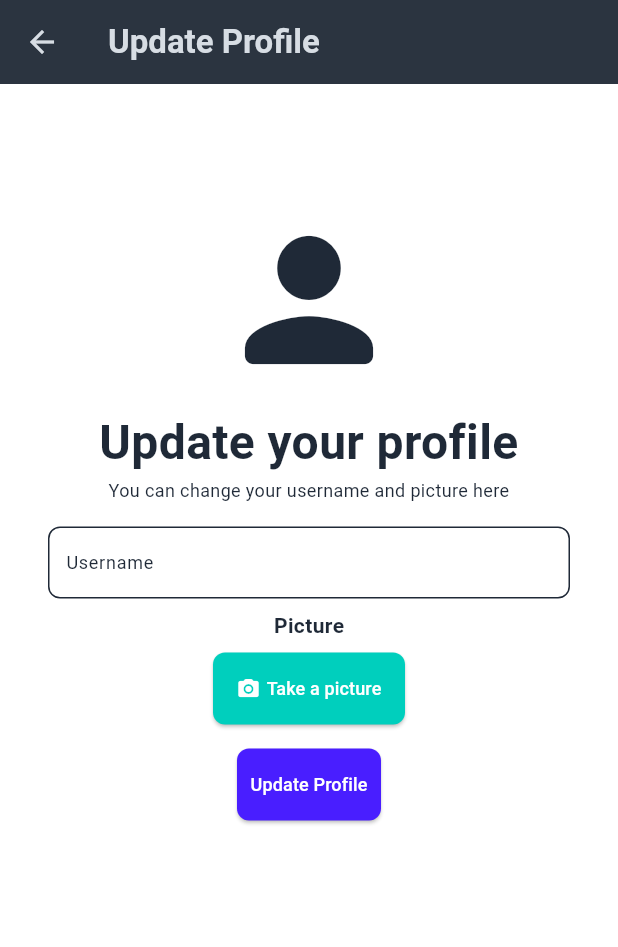
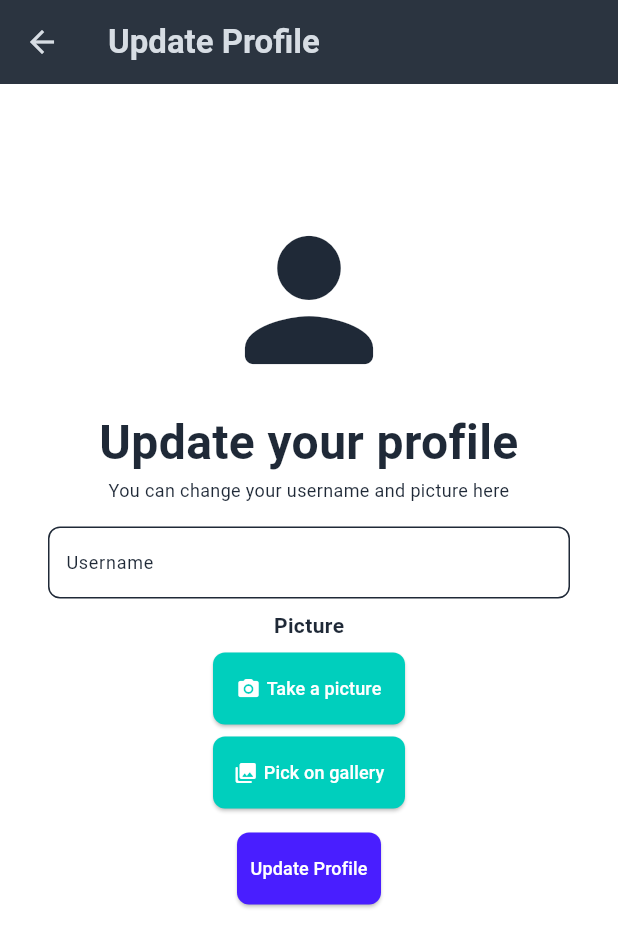
Before and after one commit to joaompfonseca/cm-flutter-project, a Flutter app: the UpdateProfileForm screen opened directly, after a tap on "Take a picture", on a phone screen of 412 x 824 dp. Shown: the top 947 px of the screen. Run offline on Flutter 3.47's test engine with Material 3 defaults, Android fonts, the phone set to English and light mode, and no system bars; our stand-ins replace flutter_bloc, flutter_dotenv, flutter_map, geolocator, image_picker, latlong2; missing offline and left inert: amplify_auth_cognito, amplify_flutter, dio_cache_interceptor_hive_store, flutter_map_cache; accounts and stored records are empty.

Commit message:
user can pick picture from gallery on update profile

```diff
--- a/lib/profile/update.dart
+++ b/lib/profile/update.dart
@@ -18,6 +18,15 @@ class _UpdateProfileFormState extends State<UpdateProfileForm> {
 
   Future getImageFromCamera() async {
     final pickedFile = await picker.pickImage(source: ImageSource.camera);
+    setState(() {
+      if (pickedFile != null) {
+        image = File(pickedFile.path);
+      }
+    });
+  }
+
+  Future getImageFromGalery() async {
+    final pickedFile = await picker.pickImage(source: ImageSource.gallery);
     setState(() {
       if (pickedFile != null) {
         image = File(pickedFile.path);
@@ -143,6 +152,37 @@ class _UpdateProfileFormState extends State<UpdateProfileForm> {
                               ],
                             ),
                           ),
+                          const SizedBox(height: 8),
+                          ElevatedButton(
+                            style: ElevatedButton.styleFrom(
+                              shape: const RoundedRectangleBorder(
+                                borderRadius:
+                                    BorderRadius.all(Radius.circular(8)),
+                              ),
+                              minimumSize: const Size(128, 48),
+                              maximumSize: const Size(128, 48),
+                              padding: const EdgeInsets.all(0),
+                              foregroundColor:
+                                  Theme.of(context).colorScheme.onTertiary,
+                              backgroundColor:
+                                  Theme.of(context).colorScheme.tertiary,
+                            ),
+                            onPressed: getImageFromGalery,
+                            child: const Row(
+                              mainAxisSize: MainAxisSize.min,
+                              children: [
+                                Icon(
+                                  Icons.photo_library_rounded,
+                                  size: 16,
+                                ),
+                                SizedBox(width: 4),
+                                Text(
+                                  style: TextStyle(fontSize: 12),
+                                  "Pick on gallery",
+                                ),
+                              ],
+                            ),
+                          ),
                         ],
                       )
                     : Stack(
@@ -153,8 +193,10 @@ class _UpdateProfileFormState extends State<UpdateProfileForm> {
                           ),
                           Positioned.fromRelativeRect(
                             rect: RelativeRect.fill,
-                            child: Center(
-                              child: ElevatedButton(
+                            child: Column(
+                              mainAxisAlignment: MainAxisAlignment.center,
+                              children: [
+                                ElevatedButton(
                                   style: ElevatedButton.styleFrom(
                                     shape: const RoundedRectangleBorder(
                                       borderRadius:
@@ -163,8 +205,9 @@ class _UpdateProfileFormState extends State<UpdateProfileForm> {
                                     minimumSize: const Size(128, 48),
                                     maximumSize: const Size(128, 48),
                                     padding: const EdgeInsets.all(0),
-                                  foregroundColor:
-                                      Theme.of(context).colorScheme.onTertiary,
+                                    foregroundColor: Theme.of(context)
+                                        .colorScheme
+                                        .onTertiary,
                                     backgroundColor:
                                         Theme.of(context).colorScheme.tertiary,
                                   ),
@@ -179,11 +222,44 @@ class _UpdateProfileFormState extends State<UpdateProfileForm> {
                                       SizedBox(width: 4),
                                       Text(
                                         style: TextStyle(fontSize: 12),
-                                      "Change picture",
+                                        "Take another",
                                       ),
                                     ],
                                   ),
                                 ),
+                                const SizedBox(height: 8),
+                                ElevatedButton(
+                                  style: ElevatedButton.styleFrom(
+                                    shape: const RoundedRectangleBorder(
+                                      borderRadius:
+                                          BorderRadius.all(Radius.circular(8)),
+                                    ),
+                                    minimumSize: const Size(128, 48),
+                                    maximumSize: const Size(128, 48),
+                                    padding: const EdgeInsets.all(0),
+                                    foregroundColor: Theme.of(context)
+                                        .colorScheme
+                                        .onTertiary,
+                                    backgroundColor:
+                                        Theme.of(context).colorScheme.tertiary,
+                                  ),
+                                  onPressed: getImageFromGalery,
+                                  child: const Row(
+                                    mainAxisSize: MainAxisSize.min,
+                                    children: [
+                                      Icon(
+                                        Icons.photo_library_rounded,
+                                        size: 16,
+                                      ),
+                                      SizedBox(width: 4),
+                                      Text(
+                                        style: TextStyle(fontSize: 12),
+                                        "Pick another",
+                                      ),
+                                    ],
+                                  ),
+                                ),
+                              ],
                             ),
                           ),
                         ],
```
Lines whose indentation alone changed are shown as unchanged.
